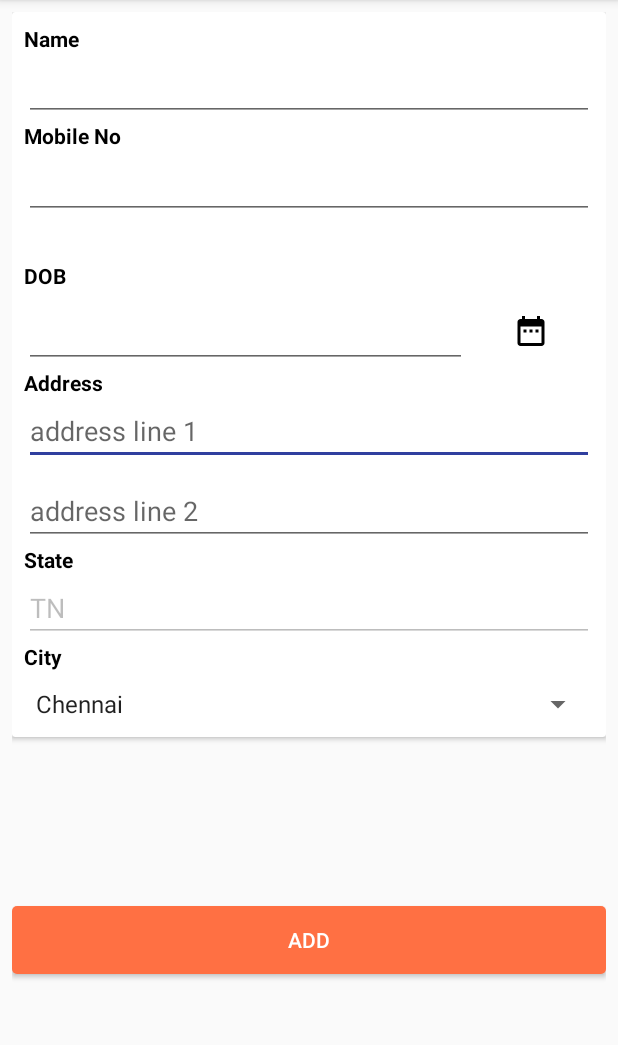
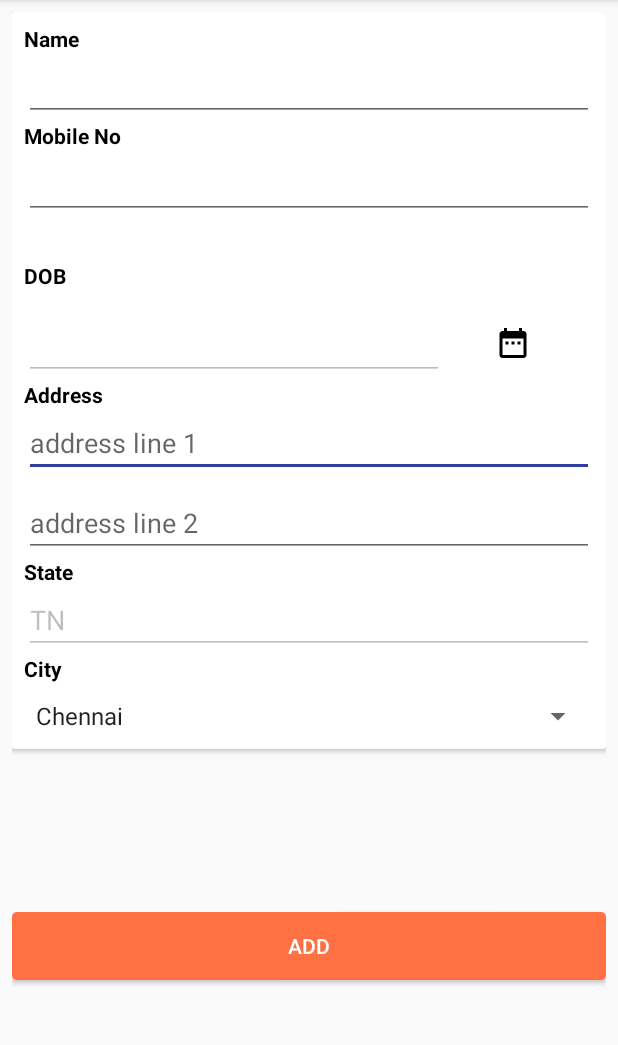
Before and after one commit to vigneshkm00/Cashcollect, an Android app: the Main2Activity screen opened directly, with no data from a screen before it, on a phone screen of 412 x 824 dp, the part 84-1129 px from its top. Run offline under Robolectric (Android 15) with nearby library versions, the phone set to English and light mode, and no system bars; our stand-ins replace Firebase (no records; nobody signed in at launch, a user with empty details on screens opened directly).

Commit message:
upddate4

```diff
--- a/app/src/main/AndroidManifest.xml
+++ b/app/src/main/AndroidManifest.xml
@@ -28,7 +28,8 @@
         <activity
             android:name=".updatecash"
             android:parentActivityName=".homepage" />
-        <activity android:name=".Amount" />
+        <activity android:name=".Amount"
+            android:parentActivityName=".MainActivity"/>
         <activity android:name=".Main3Activity">
             <intent-filter>
                 <action android:name="android.intent.action.MAIN" />
--- a/app/src/main/java/com/example/nivetha_zuch508/cashcollect/Main2Activity.java
+++ b/app/src/main/java/com/example/nivetha_zuch508/cashcollect/Main2Activity.java
@@ -33,6 +33,7 @@ import static java.lang.System.exit;
 public class Main2Activity extends AppCompatActivity implements DatePickerDialog.OnDateSetListener{
 EditText name,mobileno,address1,address2,city,dob;
 Spinner state;
+//TextView textv = (TextView) findViewById(R.id.textView17);
 DatabaseReference databasecust;
 
     @Override
@@ -40,7 +41,6 @@ DatabaseReference databasecust;
         super.onCreate(savedInstanceState);
         setContentView(R.layout.activity_main2);
         final Button add = (Button) findViewById(R.id.button3);
-
         SharedPreferences sharedPreferences = getSharedPreferences("user_info", Context.MODE_PRIVATE);
         final String admin = sharedPreferences.getString("acc_id","");
         databasecust = FirebaseDatabase.getInstance().getReference(admin);
@@ -53,6 +53,7 @@ DatabaseReference databasecust;
         ImageButton ibtn = (ImageButton) findViewById(R.id.imageButton);
         state = (Spinner) findViewById(R.id.spinner);
         city.setEnabled(false);
+        dob.setEnabled(false);
         mobileno.setOnFocusChangeListener(new View.OnFocusChangeListener() {
             @Override
             public void onFocusChange(View v, boolean hasFocus) {
@@ -155,7 +156,7 @@ DatabaseReference databasecust;
         c.set(Calendar.MONTH, month);
         c.set(Calendar.DATE,dayOfMonth);
         String dob2 = DateFormat.getDateInstance().format(c.getTime());
-
+    //    textv.setText(dob2);
         dob.setText(dob2);
         dob.setEnabled(false);
     }
--- a/app/src/main/res/layout/activity_main2.xml
+++ b/app/src/main/res/layout/activity_main2.xml
@@ -121,22 +121,25 @@
                 android:layout_marginLeft="8dp"
                 android:layout_marginRight="8dp"
                 android:layout_marginStart="8dp"
+                android:layout_marginTop="8dp"
                 android:background="@android:color/white"
                 app:layout_constraintEnd_toEndOf="parent"
+                app:layout_constraintHorizontal_bias="0.384"
                 app:layout_constraintStart_toEndOf="@+id/editText7"
                 app:layout_constraintTop_toBottomOf="@+id/textView10"
                 app:srcCompat="@drawable/ic_date_range_black_24dp" />
 
             <EditText
                 android:id="@+id/editText7"
-                android:layout_width="295dp"
+                android:layout_width="280dp"
                 android:layout_height="48dp"
+                android:layout_marginTop="8dp"
+                android:clickable="false"
+                android:editable="false"
                 android:ems="10"
                 android:inputType="textPersonName"
-                android:editable="false"
-                android:clickable="false"
                 app:layout_constraintTop_toBottomOf="@+id/textView10"
-                tools:layout_editor_absoluteX="0dp" />
+                tools:layout_editor_absoluteX="2dp" />
 
             <TextView
                 android:id="@+id/textView4"
@@ -188,6 +191,7 @@
                 app:layout_constraintTop_toBottomOf="@+id/mobed"
                 tools:layout_editor_absoluteX="85dp"
                 tools:text="Mobile No exist" />
+
         </android.support.constraint.ConstraintLayout>
     </android.support.v7.widget.CardView>
 
```
Also changed, not shown: 1 other file.
